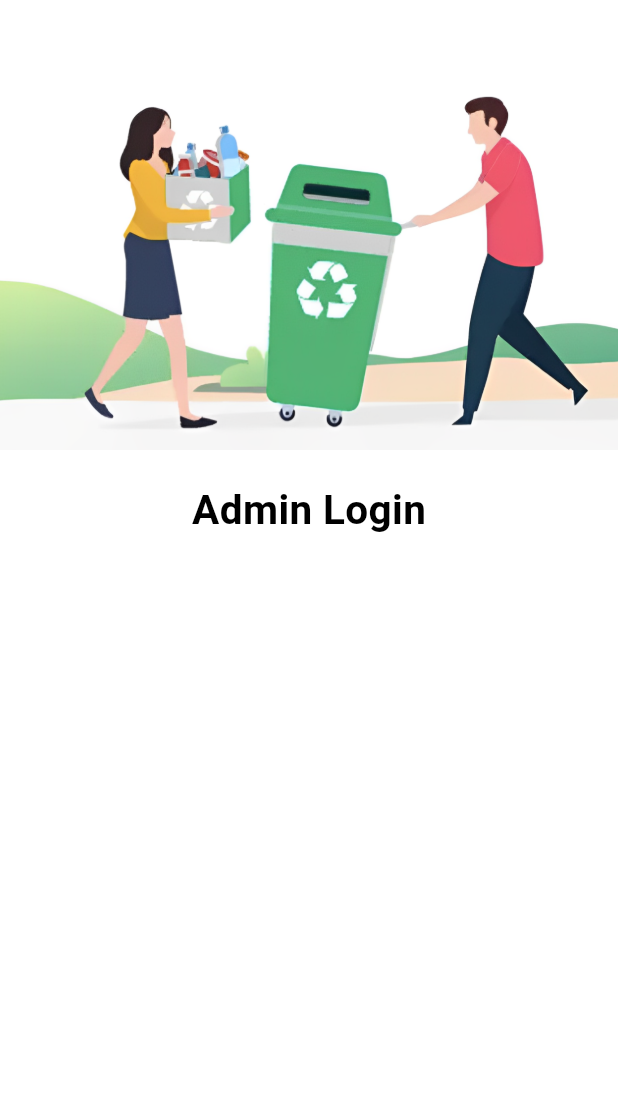
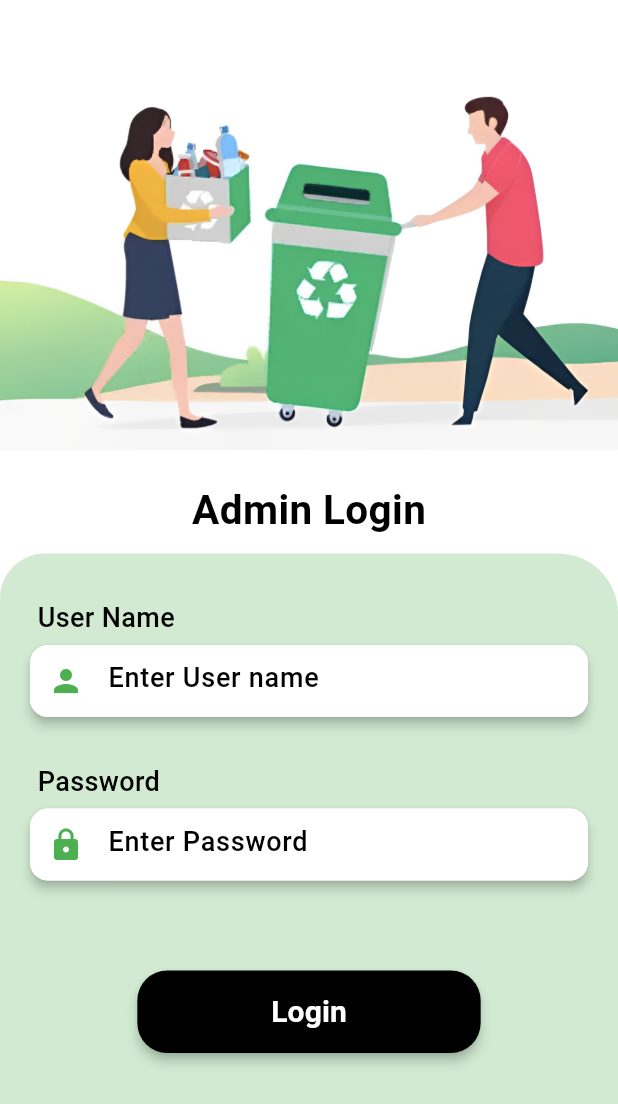
Before and after one commit to Ehabhanna1/Recycle-App, a Flutter app: the screen it shows after launch, on a phone screen of 412 x 824 dp. Shown: the top 1104 px of the screen. Run offline on Flutter 3.47's test engine with Material 3 defaults, Android fonts, the phone set to English and light mode, and no system bars; our stand-ins replace cloud_firestore, curved_navigation_bar, firebase_auth, firebase_core, google_sign_in, image_picker and 2 more; accounts and stored records are empty.

Commit message:
admin login connected with fire base done & create home admin view

```diff
--- a/lib/core/services/auth_firebase_service.dart
+++ b/lib/core/services/auth_firebase_service.dart
@@ -35,6 +35,7 @@ class AuthFirebaseService {
   await SharedPrefsHelper().saveUserEmail(userDetail.email!);
   await SharedPrefsHelper().saveUserImage(userDetail.photoURL!);
 
+  // ignore: use_build_context_synchronously
   Navigator.pushNamed(context, AppRoutes.mainNavBarView);
 
    }
--- a/lib/core/utils/routing/app_routes.dart
+++ b/lib/core/utils/routing/app_routes.dart
@@ -9,4 +9,5 @@ class AppRoutes {
   static const String mainNavBarView = '/mainNavBar';
   static const String adminRedeemApprovedView = '/adminRedeemApproved';
   static const String adminLoginView = '/adminLogin';
+  static const String homeAdminView = '/homeAdmin';
 }
--- a/lib/core/utils/routing/on_generate_route.dart
+++ b/lib/core/utils/routing/on_generate_route.dart
@@ -6,6 +6,7 @@ import 'package:recycle_app/core/utils/routing/app_routes.dart';
 import 'package:recycle_app/features/admin/admin_approval_view.dart';
 import 'package:recycle_app/features/admin/admin_login_view.dart';
 import 'package:recycle_app/features/admin/admin_redeem_approved.dart';
+import 'package:recycle_app/features/admin/home_admin_view.dart';
 import 'package:recycle_app/features/auth/login_view.dart';
 import 'package:recycle_app/features/home/home_view.dart';
 import 'package:recycle_app/features/main_navbar/main_nav_bar_view.dart';
@@ -15,7 +16,7 @@ import 'package:recycle_app/features/profile/profile_view.dart';
 import 'package:recycle_app/features/upload_items/upload_item_view.dart';
 
 Route<dynamic> onGenerateRoute(RouteSettings settings) {
-     final arguments = settings.arguments;
+    // final arguments = settings.arguments;
 
   switch (settings.name) {
 
@@ -59,6 +60,10 @@ Route<dynamic> onGenerateRoute(RouteSettings settings) {
       return MaterialPageRoute(
         builder: (context) => const AdminLoginView(),
       );
+    case AppRoutes.homeAdminView:
+      return MaterialPageRoute(
+        builder: (context) => const HomeAdminView(),
+      );
     default:
       return MaterialPageRoute(
         builder: (context) => const Scaffold(
--- a/lib/core/widgets/custom_buttom.dart
+++ b/lib/core/widgets/custom_buttom.dart
@@ -2,11 +2,16 @@ import 'package:flutter/material.dart';
 import 'package:recycle_app/core/utils/app_text.dart/app_text.dart';
 
 class CustomButtom extends StatelessWidget {
-  const CustomButtom({super.key, this.onPressed, required this.title, this.fontSize});
+  const CustomButtom({super.key, this.onPressed, required this.title, this.fontSize, this.backgroundColor});
  final  void Function()? onPressed;
  final String title;
 
  final double? fontSize;
+
+ final Color? backgroundColor;
+
+
+
   @override
   Widget build(BuildContext context) {
     return ElevatedButton(
@@ -15,7 +20,7 @@ class CustomButtom extends StatelessWidget {
       styleFrom(
 
         elevation: 3,
-        backgroundColor: Colors.green,
+        backgroundColor: backgroundColor?? Colors.green,
         shape: RoundedRectangleBorder(
           borderRadius: BorderRadius.circular(20),
 
--- a/lib/features/admin/admin_login_view.dart
+++ b/lib/features/admin/admin_login_view.dart
@@ -1,6 +1,9 @@
-import 'package:flutter/cupertino.dart';
+import 'package:cloud_firestore/cloud_firestore.dart';
 import 'package:flutter/material.dart';
 import 'package:recycle_app/core/utils/app_text.dart/app_text.dart';
+import 'package:recycle_app/core/utils/routing/app_routes.dart';
+import 'package:recycle_app/core/widgets/custom_buttom.dart';
+import 'package:recycle_app/features/upload_items/widgets/custom_text_field.dart';
 
 class AdminLoginView extends StatefulWidget {
   const AdminLoginView({super.key});
@@ -10,12 +13,27 @@ class AdminLoginView extends StatefulWidget {
 }
 
 class _AdminLoginViewState extends State<AdminLoginView> {
+
+
+  TextEditingController userNameController = TextEditingController();
+  TextEditingController passwordController = TextEditingController();
+
+@override
+  void dispose() {
+  userNameController.dispose();
+  passwordController.dispose();
+    super.dispose();
+  }
+
   @override
   Widget build(BuildContext context) {
     return Scaffold(
       backgroundColor: Colors.white,
-      body: Container(
-        child: Column(
+      resizeToAvoidBottomInset: false,
+      body: CustomScrollView(
+        slivers: [
+          SliverToBoxAdapter(
+            child: Column(
           children: [
                Image.asset("assets/images/login.png",
             height: 300,
@@ -24,22 +42,94 @@ class _AdminLoginViewState extends State<AdminLoginView> {
             SizedBox(height: 20,),
 
             Text("Admin Login",style: AppText.headLineTextStyle(27),),
-            SizedBox(height: 20,),
-            Container(
+            SizedBox(height: 10,),
+
+
+          ],
+          ),
+      ),
+
+      SliverFillRemaining(
+
+        hasScrollBody: false,
+        fillOverscroll:false,
+        child:  Container(
+              width: MediaQuery.of(context).size.width,
+              height: MediaQuery.of(context).size.height/3,
               decoration: BoxDecoration(
-                color: const Color.fromARGB(96, 76, 175, 79),
-               borderRadius: BorderRadius.only(topLeft: Radius.circular(30),topRight: Radius.circular(30)),
+                color: const Color.fromARGB(66, 76, 175, 79),
+               borderRadius: BorderRadius.only(topLeft: Radius.circular(30),topRight: Radius.circular(40)),
               ),
               child: Column(
+                crossAxisAlignment: CrossAxisAlignment.start,
                 children: [
-
+                  SizedBox(height:30,),
+                  Padding(
+                    padding: const EdgeInsets.only(left: 25,right: 20,bottom: 5),
+                    child: Text("User Name",style: AppText.normalTextStyle(18),),
+                  ),
+                 CustomTextField(hintText: "Enter User name",
+                  controller: userNameController,
+                  prefixIcon: Icons.person,),
+                 SizedBox(height: 30,),
+                 Padding(
+                    padding: const EdgeInsets.only(left: 25,right: 20,bottom: 5),
+                    child: Text("Password",style: AppText.normalTextStyle(18),),
+                  ),
+                 CustomTextField(hintText: "Enter Password", controller: passwordController,prefixIcon: Icons.lock,),
+                 SizedBox(height: 60,),
+                 Center(
+                   child: SizedBox(
+                    height: 55,
+                     width: MediaQuery.of(context).size.width/1.8,
+                     child: CustomButtom(
+                      onPressed: (){
+                        LoginAdmin();
+                      },
+                      title: "Login",
+                      backgroundColor: Colors.black,),
+                   ),
+                 )
                 ],
               ),
             ),
+      ),
 
-          ],
-        ),
-      ),
+
+
+
+    ],
+    ),
     );
   }
+
+  LoginAdmin(){
+    FirebaseFirestore.instance.collection("Admin").get().then((snapshot){
+      snapshot.docs.forEach((result) {
+         if(result.data()["id"] != userNameController.text.trim() ){
+           ScaffoldMessenger.of(context).showSnackBar(
+             SnackBar(
+              backgroundColor: Colors.red,
+              content: Text("Your id is wrong",style: TextStyle(color: Colors.white,fontSize: 18),)),
+           );
+         }else if(result.data()["password"] != passwordController.text.trim() ){
+           ScaffoldMessenger.of(context).showSnackBar(
+             SnackBar(
+              backgroundColor: Colors.red,
+              content: Text("Your Password is wrong",style: TextStyle(color: Colors.white,fontSize: 18),)),
+           );
+         }else{
+           ScaffoldMessenger.of(context).showSnackBar(
+             SnackBar(content: Text("Login Success"),backgroundColor: Colors.green,),
+
+           );
+
+          Navigator.pushNamed(context, AppRoutes.homeAdminView);
+         }
+      });
+    });
+  }
+
+
+
 }
--- a/lib/features/admin/admin_redeem_approved.dart
+++ b/lib/features/admin/admin_redeem_approved.dart
@@ -173,7 +173,7 @@ redeemStream = await DataBaseService().getAdminRedeemApproval();
                 child: Column(
                   children: [
                     SizedBox(height: 20),
-                    Container(
+                    SizedBox(
                       height: MediaQuery.of(context).size.height / 1.5,
                       child: allApproval()),
 
@@ -184,6 +184,6 @@ redeemStream = await DataBaseService().getAdminRedeemApproval();
           ],
         ),
       ),
-    );;
+    );
   }
 }
--- /dev/null
+++ b/lib/features/admin/widgets/custom_text_field.dart
@@ -0,0 +1,37 @@
+
+import 'package:flutter/material.dart';
+import 'package:recycle_app/core/utils/app_text.dart/app_text.dart';
+
+class CustomTextField extends StatelessWidget {
+  const CustomTextField({super.key, required this.hintText, required this.controller, required this.prefixIcon});
+
+  final String hintText;
+  final TextEditingController controller;
+  final Widget prefixIcon;
+
+
+  @override
+  Widget build(BuildContext context) {
+    return TextField(
+      controller: controller,
+
+      decoration: InputDecoration(
+        contentPadding: EdgeInsets.symmetric(vertical: 20),
+        filled: true,
+        fillColor: Colors.white,
+        enabledBorder: OutlineInputBorder(
+          borderRadius: BorderRadius.circular(12),
+          borderSide: BorderSide(color: Colors.white),
+        ),
+        focusedBorder: OutlineInputBorder(
+          borderRadius: BorderRadius.circular(12),
+          borderSide: BorderSide(color: Colors.green),
+        ),
+        border: InputBorder.none,
+        prefixIcon: prefixIcon,
+        hintText: hintText,
+        hintStyle: AppText.normalTextStyle(18),
+      ),
+    );
+  }
+}
--- a/lib/features/auth/login_view.dart
+++ b/lib/features/auth/login_view.dart
@@ -14,8 +14,7 @@ class _LoginViewState extends State<LoginView> {
   Widget build(BuildContext context) {
     return Scaffold(
       backgroundColor: Colors.white,
-      body: Container(
-        child: Column(
+      body: Column(
         children: [
           Image.asset("assets/images/login.png",
           height: 300,
@@ -67,7 +66,6 @@ class _LoginViewState extends State<LoginView> {
 
         ],
       ),
-      ),
     );
   }
 }
--- a/lib/features/home/home_view.dart
+++ b/lib/features/home/home_view.dart
@@ -176,7 +176,7 @@ class _HomeViewState extends State<HomeView> {
 
            SizedBox(height: 20),
 
-          Container(
+          SizedBox(
             height: MediaQuery.of(context).size.height/3,
             child: allPendingRequests()),
            SizedBox(height: 30),
--- a/lib/features/points/point_view.dart
+++ b/lib/features/points/point_view.dart
@@ -251,7 +251,7 @@ class _PointViewState extends State<PointView> {
                                       style: AppText.normalTextStyle(22.0),
                                     ),
                                     SizedBox(height: 20),
-                                    Container(
+                                    SizedBox(
                                       height: MediaQuery.of(context).size.height / 2.3,
                                       child: allApproval(),
                                     ),
@@ -274,7 +274,6 @@ class _PointViewState extends State<PointView> {
     builder:
         (context) => AlertDialog(
           content: SingleChildScrollView(
-            child: Container(
             child: Column(
               crossAxisAlignment: CrossAxisAlignment.start,
               children: [
@@ -368,6 +367,7 @@ class _PointViewState extends State<PointView> {
                       myPoints = await getUserPoints(id!);
                       setState(() {});
 
+                      // ignore: use_build_context_synchronously
                       Navigator.pop(context);
                     }
                   },
@@ -390,6 +390,5 @@ class _PointViewState extends State<PointView> {
             ),
           ),
         ),
-        ),
   );
 }
--- a/lib/features/upload_items/upload_item_view.dart
+++ b/lib/features/upload_items/upload_item_view.dart
@@ -219,6 +219,7 @@ class _UploadItemViewState extends State<UploadItemView> {
                               };
                               await DataBaseService().addUserUploadItem(addItem, id!, itemId);
                               await DataBaseService().addAdminItem(addItem, itemId);
+                              // ignore: use_build_context_synchronously
                               ScaffoldMessenger.of(context).showSnackBar(
 
                                 SnackBar(
```
Also changed, not shown: lib/features/admin/home_admin_view.dart (added, +49 -0 lines), pubspec.lock. Lines whose indentation alone changed are shown as unchanged.
